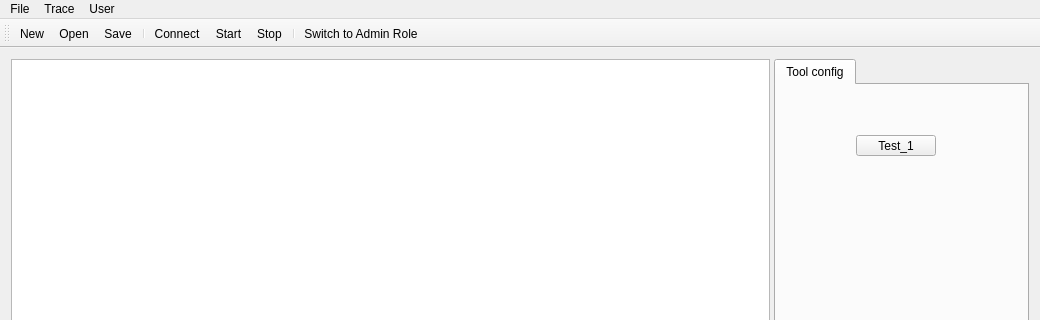
Qt form R_Visualizer/mainwindow.ui (NeverKnewTheName/R_Visualizer) before a commit; both pictures show x 0 to 1040 and y 0 to 320 of the 1040 by 791 pixel window.
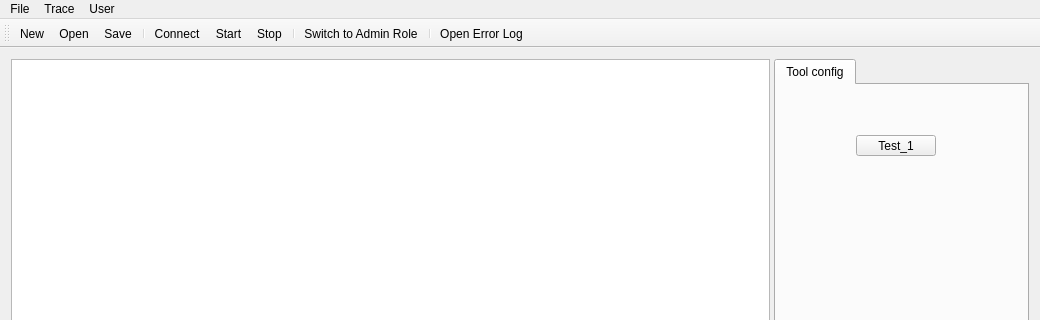
The same form after that commit. Icons and pictures are not drawn. Custom widgets are drawn as their Qt base class.

Commit message: Introducec error log dialog window; changed HugeQVector to template class; introduced error log model -- testing via save button...

Diff of the .ui file:
```diff
--- a/R_Visualizer/mainwindow.ui
+++ b/R_Visualizer/mainwindow.ui
@@ -130,6 +130,8 @@
    <addaction name="actionStop"/>
    <addaction name="separator"/>
    <addaction name="actionSwitch_User_Role"/>
+   <addaction name="separator"/>
+   <addaction name="actionOpen_Error_Log"/>
   </widget>
   <widget class="QStatusBar" name="statusBar"/>
   <action name="actionNew">
@@ -217,6 +219,11 @@
     <string>Switch the Role of the user</string>
    </property>
   </action>
+  <action name="actionOpen_Error_Log">
+   <property name="text">
+    <string>Open Error Log</string>
+   </property>
+  </action>
  </widget>
  <layoutdefault spacing="6" margin="11"/>
  <customwidgets>
```
Left out of the diff: 2 changed lines with no effect on the pictures. The commit also changes 25 other files.
